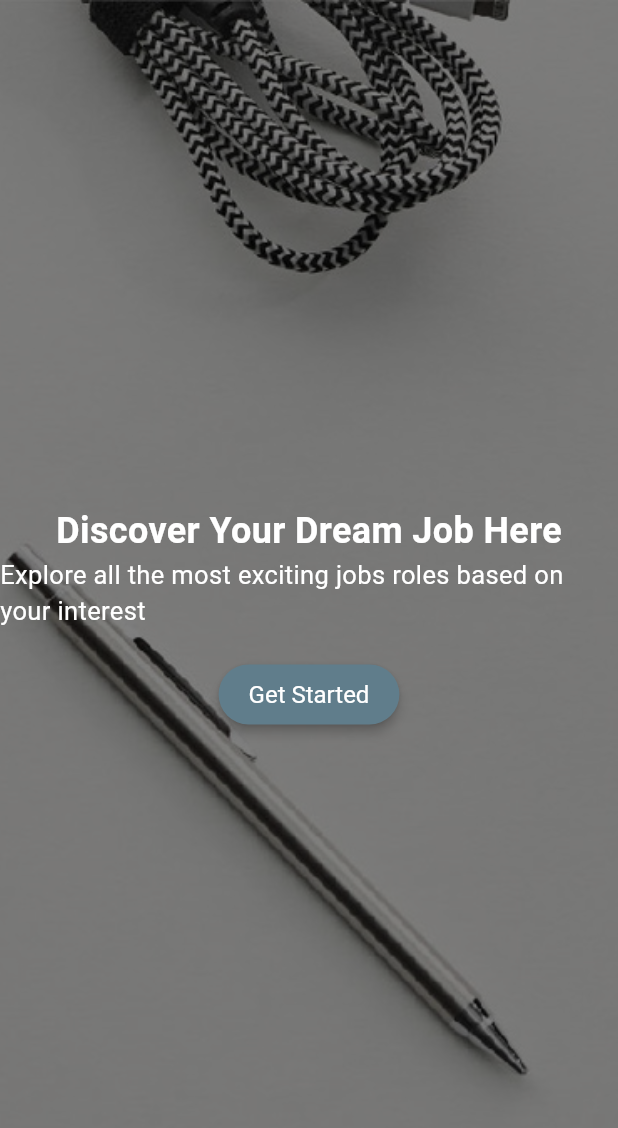
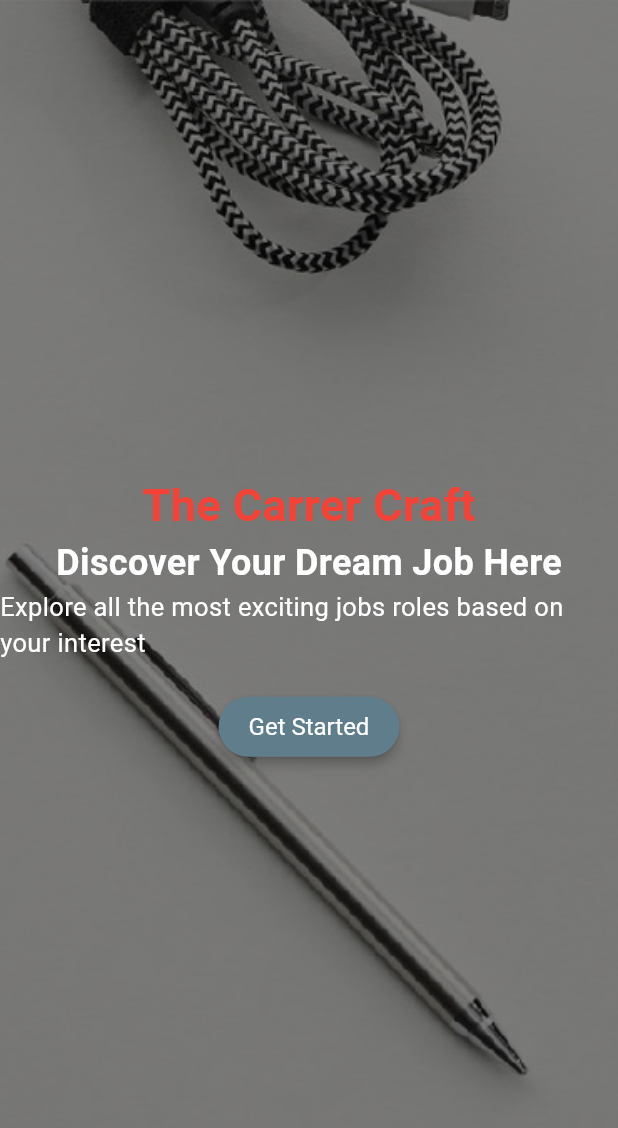
Before and after one commit to DevGajjar12/Group7_Recruiting_Application_In_Flutter, a Flutter app: the screen it shows after launch, on a phone screen of 412 x 824 dp. Shown: the top 1128 px of the screen. Run offline on Flutter 3.47's test engine with Material 3 defaults, Android fonts, the phone set to English and light mode, and no system bars; our stand-ins replace shared_preferences.

Commit message:
Application Name corrected

```diff
--- a/lib/main.dart
+++ b/lib/main.dart
@@ -94,6 +94,14 @@ class _MyHomePageState extends State<MyHomePage> with TickerProviderStateMixin{
                   child: Column(
                     mainAxisAlignment: MainAxisAlignment.center,
                     children: [
+                      Text(
+                        'The Carrer Craft',
+                        style: TextStyle(
+                          color: Colors.red,
+                          fontSize: 30,
+                          fontWeight: FontWeight.bold,
+                        ),
+                      ),
                       Text(
                         'Discover Your Dream Job Here',
                         style: TextStyle(
```
